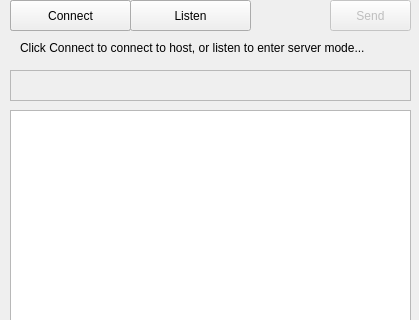
alastair11/QtTcpExample, file tcpexample.ui: the form before one commit; both pictures show x 0 to 419 and y 0 to 320 of the 419 by 631 pixel window.
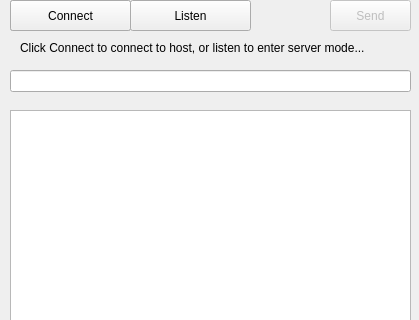
The form after the commit.

The edit to the form file:
```diff
--- a/tcpexample.ui
+++ b/tcpexample.ui
@@ -56,19 +56,6 @@
      <string>Send</string>
     </property>
    </widget>
-   <widget class="QPlainTextEdit" name="tcpText">
-    <property name="enabled">
-     <bool>false</bool>
-    </property>
-    <property name="geometry">
-     <rect>
-      <x>10</x>
-      <y>70</y>
-      <width>401</width>
-      <height>31</height>
-     </rect>
-    </property>
-   </widget>
    <widget class="QPushButton" name="disconnect">
     <property name="geometry">
      <rect>
@@ -105,6 +92,16 @@
      </rect>
     </property>
    </widget>
+   <widget class="QLineEdit" name="tcpText">
+    <property name="geometry">
+     <rect>
+      <x>10</x>
+      <y>70</y>
+      <width>401</width>
+      <height>22</height>
+     </rect>
+    </property>
+   </widget>
    <zorder>disconnect</zorder>
    <zorder>listen</zorder>
    <zorder>connect</zorder>
```
Left out of the diff: 2 changed lines with no effect on the pictures.
